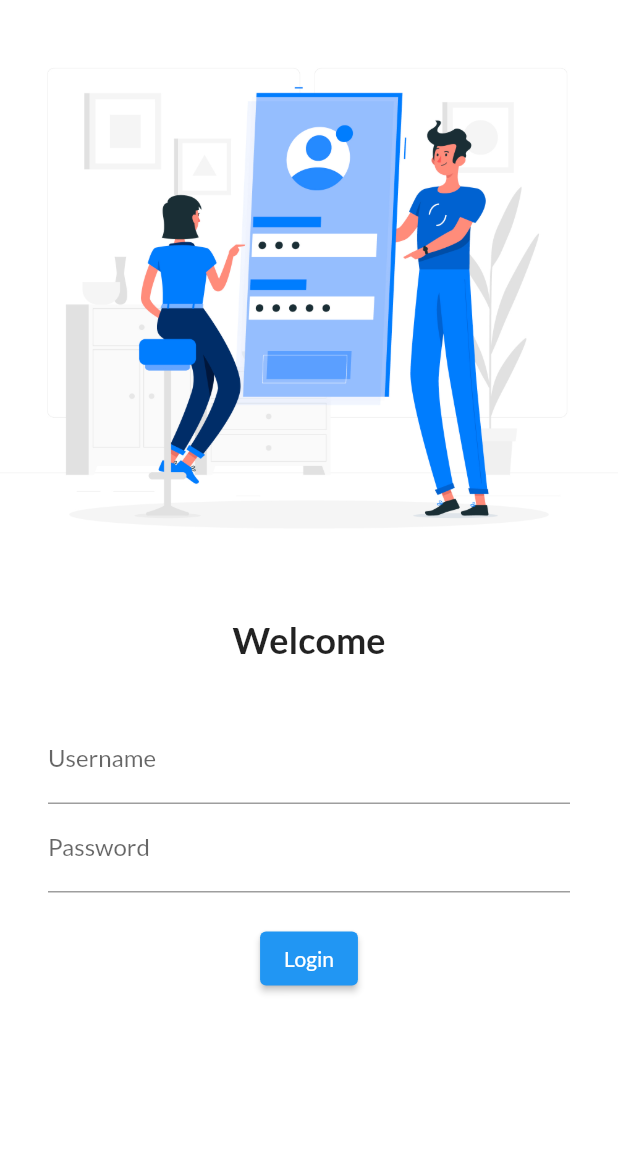
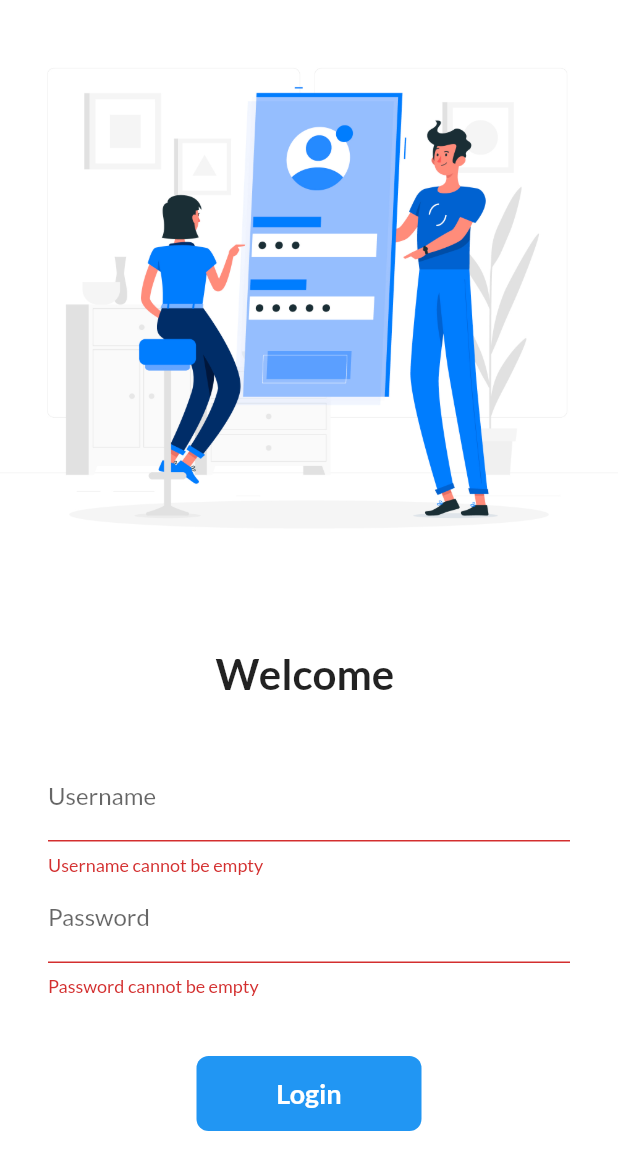
Before and after one commit to SubhashSolleti/Fapp1, a Flutter app: the screen it shows after launch, after a tap on "Login", on a phone screen of 412 x 824 dp. Shown: the top 1170 px of the screen. Run offline on Flutter 3.47's test engine with Material 2 defaults, Android fonts, the light colour scheme and no system bars; our stand-ins replace google_fonts.

Commit message:
Updated with Animated BUtton and Validations

```diff
--- a/lib/main.dart
+++ b/lib/main.dart
@@ -1,4 +1,5 @@
 import 'package:fapp1/pages/home_page.dart';
+import 'package:fapp1/utils/routes.dart';
 import 'package:flutter/material.dart';
 import 'package:fapp1/pages/login_page.dart';
 import 'package:google_fonts/google_fonts.dart';
@@ -16,13 +17,14 @@
         primarySwatch: Colors.blue,
         fontFamily: GoogleFonts.lato().fontFamily,
       ),
+      debugShowCheckedModeBanner: false,
       darkTheme:
           ThemeData(primarySwatch: Colors.green, brightness: Brightness.dark),
       initialRoute: "/login",
       routes: {
         "/": (context) => LoginPage(),
-        "/home": (context) => HomePage(),
-        "/login": (context) => LoginPage(),
+        MyRoutes.homeRoute: (context) => HomePage(),
+        MyRoutes.loginRoute: (context) => LoginPage(),
       },
     );
   }
--- a/lib/pages/home_page.dart
+++ b/lib/pages/home_page.dart
@@ -1,17 +1,15 @@
 import 'package:flutter/material.dart';
 
 class HomePage extends StatelessWidget {
-  int days = 30;
-  String name = "Home Page";
   @override
   Widget build(BuildContext context) {
     return Scaffold(
       appBar: AppBar(
-        title: Text("Catalog App"),
+        title: Text("Home Page"),
       ),
       body: Center(
         child: Container(
-          child: Text('Welcome to $days days of $name'),
+          child: Text('Home Page'),
         ),
       ),
       drawer: Drawer(),
--- a/lib/pages/login_page.dart
+++ b/lib/pages/login_page.dart
@@ -1,65 +1,129 @@
-// ignore_for_file: prefer_const_constructors, duplicate_ignore
+import 'package:flutter/material.dart';
+import 'package:fapp1/utils/routes.dart';
 
-import 'package:flutter/material.dart';
+class LoginPage extends StatefulWidget {
+  @override
+  _LoginPageState createState() => _LoginPageState();
+}
 
-class LoginPage extends StatelessWidget {
-  const LoginPage({super.key});
+class _LoginPageState extends State<LoginPage> {
+  String name = "";
+  bool changeButton = false;
+
+  final _formKey = GlobalKey<FormState>();
+
+  moveToHome(BuildContext context) async {
+    if (_formKey.currentState!.validate()) {
+      setState(() {
+        changeButton = true;
+      });
+      await Future.delayed(Duration(seconds: 1));
+      await Navigator.pushNamed(context, MyRoutes.homeRoute);
+      setState(() {
+        changeButton = false;
+      });
+    }
+  }
 
   @override
   Widget build(BuildContext context) {
-    // ignore: prefer_const_constructors
     return Material(
         color: Colors.white,
+        child: SingleChildScrollView(
+          child: Form(
+            key: _formKey,
             child: Column(
               children: [
                 Image.asset(
                   "assets/images/login_img.jpg",
                   fit: BoxFit.cover,
                 ),
-            // ignore: prefer_const_constructors
-            Text(
-              "Welcome",
-              style: TextStyle(
-                fontSize: 24,
-                fontWeight: FontWeight.bold,
-              ),
-            ),
-            // ignore: prefer_const_constructors
                 SizedBox(
                   height: 20.0,
                 ),
-            Padding(
-              padding:
-                  const EdgeInsets.symmetric(vertical: 16.0, horizontal: 32.0),
-              child: Column(
-                children: [
-                  TextFormField(
-                    decoration: InputDecoration(
-                      hintText: "Enter Username",
-                      labelText: "Username",
-                    ),
-                  ),
-                  TextFormField(
-                    obscureText: true,
-                    decoration: InputDecoration(
-                      hintText: "Enter Password",
-                      labelText: "Password",
+                Text(
+                  "Welcome $name",
+                  style: TextStyle(
+                    fontSize: 28,
+                    fontWeight: FontWeight.bold,
                   ),
                 ),
                 SizedBox(
                   height: 20.0,
                 ),
-                  ElevatedButton(
-                    child: Text("Login"),
-                    style: TextButton.styleFrom(),
-                    onPressed: () {
-                      print("Suceessfully logged in");
+                Padding(
+                  padding: const EdgeInsets.symmetric(
+                      vertical: 16.0, horizontal: 32.0),
+                  child: Column(
+                    children: [
+                      TextFormField(
+                        decoration: InputDecoration(
+                          hintText: "Enter username",
+                          labelText: "Username",
+                        ),
+                        validator: (String? value) {
+                          if (value!.isEmpty) {
+                            return "Username cannot be empty";
+                          }
+
+                          return null;
                         },
+                        onChanged: (value) {
+                          name = value;
+                          setState(() {});
+                        },
+                      ),
+                      TextFormField(
+                        obscureText: true,
+                        decoration: InputDecoration(
+                          hintText: "Enter password",
+                          labelText: "Password",
+                        ),
+                        validator: (String? value) {
+                          if (value!.isEmpty) {
+                            return "Password cannot be empty";
+                          } else if (value.length < 6) {
+                            return "Password length should be atleast 6";
+                          }
+
+                          return null;
+                        },
+                      ),
+                      SizedBox(
+                        height: 40.0,
+                      ),
+                      Material(
+                        color: Colors.blue,
+                        borderRadius:
+                            BorderRadius.circular(changeButton ? 50 : 8),
+                        child: InkWell(
+                          onTap: () => moveToHome(context),
+                          child: AnimatedContainer(
+                            duration: Duration(seconds: 1),
+                            width: changeButton ? 50 : 150,
+                            height: 50,
+                            alignment: Alignment.center,
+                            child: changeButton
+                                ? Icon(
+                                    Icons.done,
+                                    color: Colors.white,
+                                  )
+                                : Text(
+                                    "Login",
+                                    style: TextStyle(
+                                        color: Colors.white,
+                                        fontWeight: FontWeight.bold,
+                                        fontSize: 18),
+                                  ),
+                          ),
+                        ),
                       ),
                     ],
                   ),
+                )
+              ],
             ),
-          ],
+          ),
         ));
   }
 }
--- /dev/null
+++ b/lib/utils/routes.dart
@@ -0,0 +1,4 @@
+class MyRoutes {
+  static String loginRoute = "/login";
+  static String homeRoute = "/home";
+}
```
Also changed, not shown: flutter_03.png (added), flutter_04.png (added), flutter_05.png (added). Lines whose indentation alone changed are shown as unchanged.
